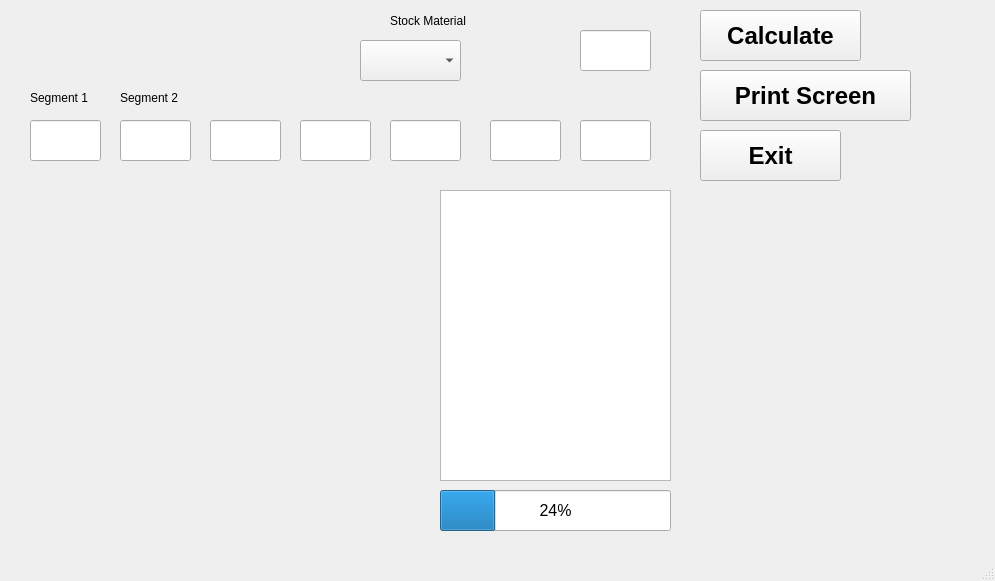
Qt form main_window.ui (mattlitz/weld-mvmt-prediction) before a commit.
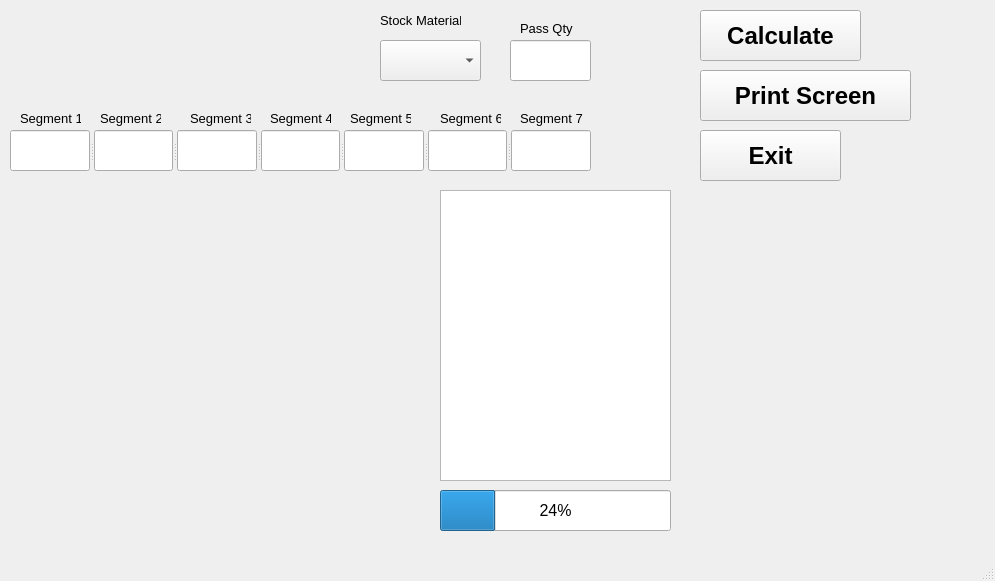
The same form after that commit. Custom widgets are drawn as their Qt base class.

```diff
--- a/main_window.ui
+++ b/main_window.ui
@@ -75,102 +75,42 @@
    <widget class="MplWeldWidget" name="MplWeldWidget" native="true">
     <property name="geometry">
      <rect>
-      <x>30</x>
-      <y>200</y>
-      <width>391</width>
-      <height>291</height>
-     </rect>
-    </property>
-   </widget>
-   <widget class="QLineEdit" name="seg2Edit">
-    <property name="geometry">
-     <rect>
-      <x>120</x>
-      <y>120</y>
-      <width>71</width>
-      <height>41</height>
-     </rect>
-    </property>
-   </widget>
-   <widget class="QLineEdit" name="seg3Edit">
-    <property name="geometry">
-     <rect>
-      <x>210</x>
-      <y>120</y>
-      <width>71</width>
-      <height>41</height>
-     </rect>
-    </property>
-   </widget>
-   <widget class="QLineEdit" name="seg1Edit">
-    <property name="geometry">
-     <rect>
-      <x>30</x>
-      <y>120</y>
-      <width>71</width>
-      <height>41</height>
-     </rect>
-    </property>
-   </widget>
-   <widget class="QLineEdit" name="seg4Edit">
-    <property name="geometry">
-     <rect>
-      <x>300</x>
-      <y>120</y>
-      <width>71</width>
-      <height>41</height>
-     </rect>
-    </property>
-   </widget>
-   <widget class="QLineEdit" name="seg5Edit">
-    <property name="geometry">
-     <rect>
-      <x>390</x>
-      <y>120</y>
-      <width>71</width>
-      <height>41</height>
-     </rect>
-    </property>
-   </widget>
-   <widget class="QLineEdit" name="seg6Edit">
-    <property name="geometry">
-     <rect>
-      <x>490</x>
-      <y>120</y>
-      <width>71</width>
-      <height>41</height>
-     </rect>
-    </property>
-   </widget>
-   <widget class="QLineEdit" name="seg7Edit">
-    <property name="geometry">
-     <rect>
-      <x>580</x>
-      <y>120</y>
-      <width>71</width>
-      <height>41</height>
+      <x>10</x>
+      <y>190</y>
+      <width>411</width>
+      <height>341</height>
      </rect>
     </property>
    </widget>
    <widget class="QLineEdit" name="passQtyEdit">
     <property name="geometry">
      <rect>
-      <x>580</x>
-      <y>30</y>
-      <width>71</width>
+      <x>510</x>
+      <y>40</y>
+      <width>81</width>
       <height>41</height>
      </rect>
     </property>
+    <property name="font">
+     <font>
+      <pointsize>12</pointsize>
+     </font>
+    </property>
    </widget>
    <widget class="QLabel" name="label">
     <property name="geometry">
      <rect>
-      <x>30</x>
-      <y>90</y>
+      <x>20</x>
+      <y>110</y>
       <width>61</width>
       <height>16</height>
      </rect>
     </property>
+    <property name="font">
+     <font>
+      <pointsize>10</pointsize>
+     </font>
+    </property>
     <property name="text">
      <string>Segment 1</string>
     </property>
@@ -178,12 +118,17 @@
    <widget class="QLabel" name="label_2">
     <property name="geometry">
      <rect>
-      <x>120</x>
-      <y>90</y>
+      <x>100</x>
+      <y>110</y>
       <width>61</width>
       <height>16</height>
      </rect>
     </property>
+    <property name="font">
+     <font>
+      <pointsize>10</pointsize>
+     </font>
+    </property>
     <property name="text">
      <string>Segment 2</string>
     </property>
@@ -211,12 +156,17 @@
    <widget class="QLabel" name="label_3">
     <property name="geometry">
      <rect>
-      <x>390</x>
+      <x>380</x>
       <y>10</y>
       <width>81</width>
       <height>21</height>
      </rect>
     </property>
+    <property name="font">
+     <font>
+      <pointsize>10</pointsize>
+     </font>
+    </property>
     <property name="text">
      <string>Stock Material</string>
     </property>
@@ -224,7 +174,7 @@
    <widget class="QComboBox" name="alloy_comboBox">
     <property name="geometry">
      <rect>
-      <x>360</x>
+      <x>380</x>
       <y>40</y>
       <width>101</width>
       <height>41</height>
@@ -245,6 +195,181 @@
       <height>291</height>
      </rect>
     </property>
+    <property name="font">
+     <font>
+      <pointsize>10</pointsize>
+     </font>
+    </property>
+   </widget>
+   <widget class="QLabel" name="label_4">
+    <property name="geometry">
+     <rect>
+      <x>520</x>
+      <y>20</y>
+      <width>61</width>
+      <height>16</height>
+     </rect>
+    </property>
+    <property name="font">
+     <font>
+      <pointsize>10</pointsize>
+     </font>
+    </property>
+    <property name="text">
+     <string>Pass Qty</string>
+    </property>
+   </widget>
+   <widget class="QLabel" name="label_5">
+    <property name="geometry">
+     <rect>
+      <x>190</x>
+      <y>110</y>
+      <width>61</width>
+      <height>16</height>
+     </rect>
+    </property>
+    <property name="font">
+     <font>
+      <pointsize>10</pointsize>
+     </font>
+    </property>
+    <property name="text">
+     <string>Segment 3</string>
+    </property>
+   </widget>
+   <widget class="QLabel" name="label_6">
+    <property name="geometry">
+     <rect>
+      <x>270</x>
+      <y>110</y>
+      <width>61</width>
+      <height>16</height>
+     </rect>
+    </property>
+    <property name="font">
+     <font>
+      <pointsize>10</pointsize>
+     </font>
+    </property>
+    <property name="text">
+     <string>Segment 4</string>
+    </property>
+   </widget>
+   <widget class="QLabel" name="label_7">
+    <property name="geometry">
+     <rect>
+      <x>350</x>
+      <y>110</y>
+      <width>61</width>
+      <height>16</height>
+     </rect>
+    </property>
+    <property name="font">
+     <font>
+      <pointsize>10</pointsize>
+     </font>
+    </property>
+    <property name="text">
+     <string>Segment 5</string>
+    </property>
+   </widget>
+   <widget class="QLabel" name="label_8">
+    <property name="geometry">
+     <rect>
+      <x>440</x>
+      <y>110</y>
+      <width>61</width>
+      <height>16</height>
+     </rect>
+    </property>
+    <property name="font">
+     <font>
+      <pointsize>10</pointsize>
+     </font>
+    </property>
+    <property name="text">
+     <string>Segment 6</string>
+    </property>
+   </widget>
+   <widget class="QLabel" name="label_9">
+    <property name="geometry">
+     <rect>
+      <x>520</x>
+      <y>110</y>
+      <width>71</width>
+      <height>16</height>
+     </rect>
+    </property>
+    <property name="font">
+     <font>
+      <pointsize>10</pointsize>
+     </font>
+    </property>
+    <property name="text">
+     <string>Segment 7</string>
+    </property>
+   </widget>
+   <widget class="QSplitter" name="splitter">
+    <property name="geometry">
+     <rect>
+      <x>10</x>
+      <y>130</y>
+      <width>581</width>
+      <height>41</height>
+     </rect>
+    </property>
+    <property name="orientation">
+     <enum>Qt::Horizontal</enum>
+    </property>
+    <widget class="QLineEdit" name="seg1Edit">
+     <property name="font">
+      <font>
+       <pointsize>12</pointsize>
+      </font>
+     </property>
+    </widget>
+    <widget class="QLineEdit" name="seg2Edit">
+     <property name="font">
+      <font>
+       <pointsize>12</pointsize>
+      </font>
+     </property>
+    </widget>
+    <widget class="QLineEdit" name="seg3Edit">
+     <property name="font">
+      <font>
+       <pointsize>12</pointsize>
+      </font>
+     </property>
+    </widget>
+    <widget class="QLineEdit" name="seg4Edit">
+     <property name="font">
+      <font>
+       <pointsize>12</pointsize>
+      </font>
+     </property>
+    </widget>
+    <widget class="QLineEdit" name="seg5Edit">
+     <property name="font">
+      <font>
+       <pointsize>12</pointsize>
+      </font>
+     </property>
+    </widget>
+    <widget class="QLineEdit" name="seg6Edit">
+     <property name="font">
+      <font>
+       <pointsize>12</pointsize>
+      </font>
+     </property>
+    </widget>
+    <widget class="QLineEdit" name="seg7Edit">
+     <property name="font">
+      <font>
+       <pointsize>12</pointsize>
+      </font>
+     </property>
+    </widget>
    </widget>
   </widget>
   <widget class="QMenuBar" name="menubar">
```
Left out of the diff: 15 changed lines with no effect on the pictures.
